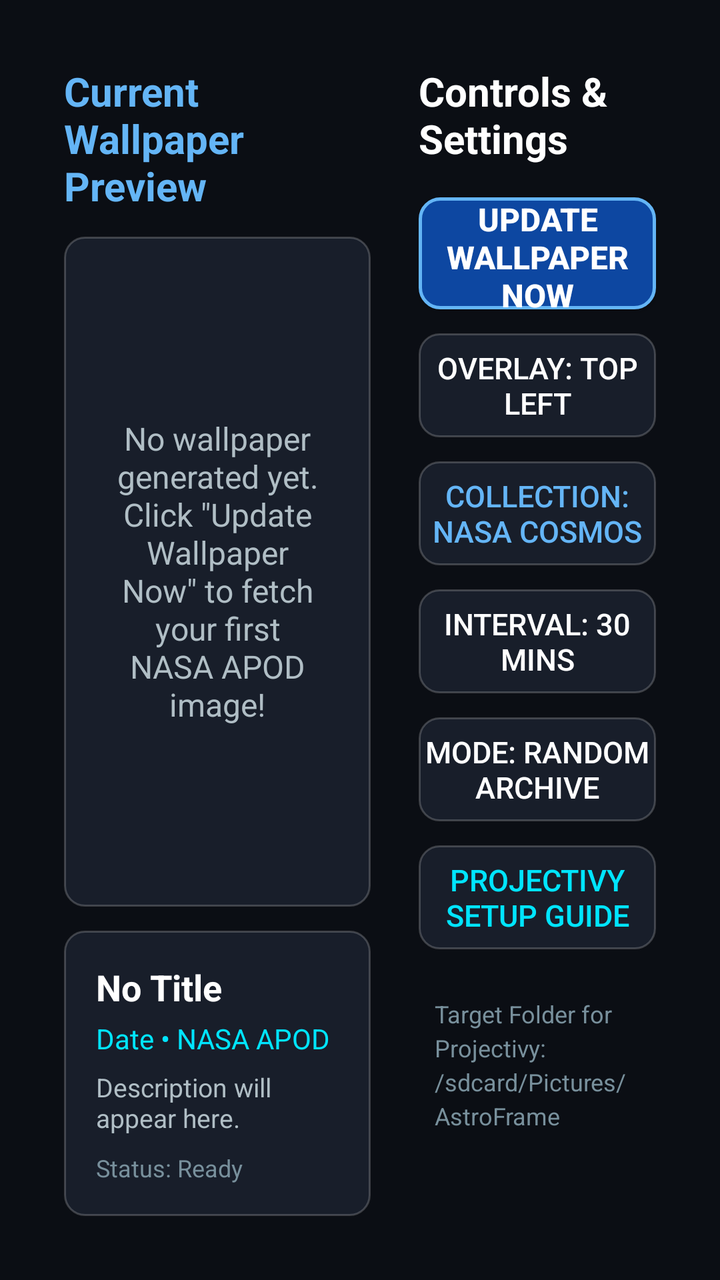
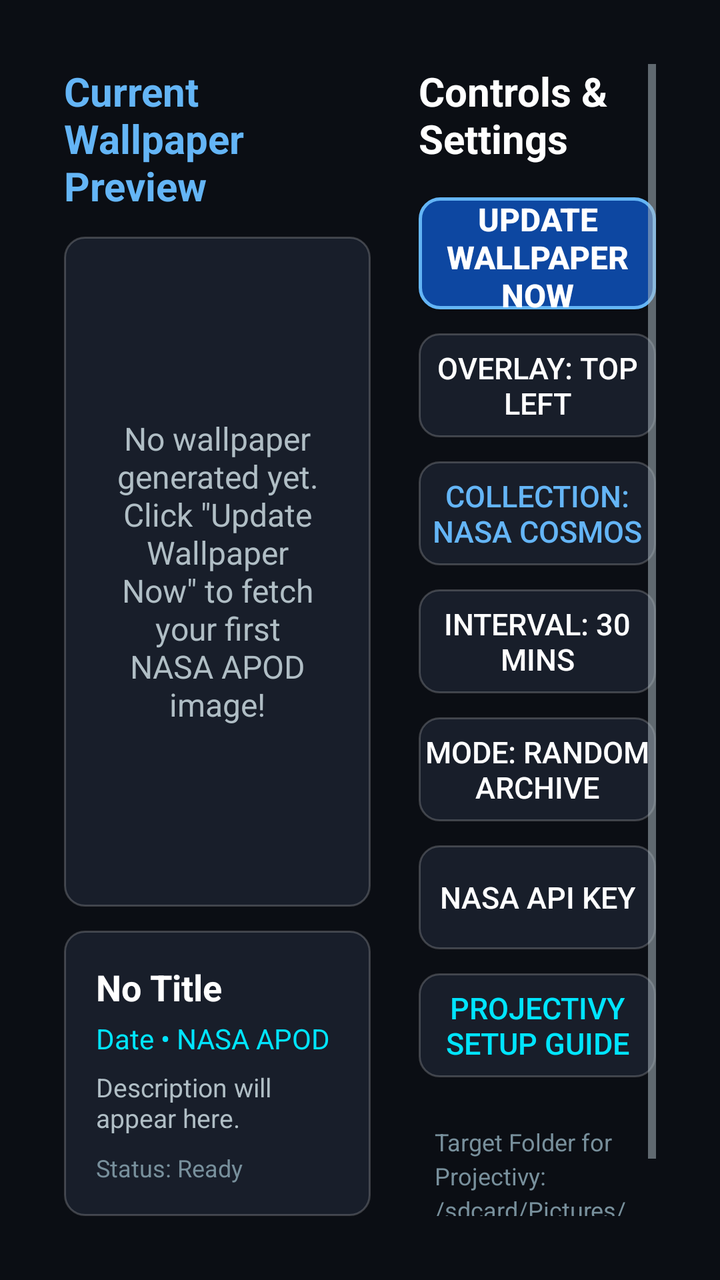

The first picture is an Android layout as it rendered before a commit; the second is the same layout after the commit. The layout source and the unified diff follow.
<!-- AndroidManifest.xml: activity theme Theme.AstroFrame -->
<!-- res/layout/activity_main.xml -->
<?xml version="1.0" encoding="utf-8"?>
<LinearLayout xmlns:android="http://schemas.android.com/apk/res/android"
    android:layout_width="match_parent"
    android:layout_height="match_parent"
    android:orientation="horizontal"
    android:padding="32dp"
    android:background="@color/bg_dark">

    
    <LinearLayout
        android:layout_width="0dp"
        android:layout_height="match_parent"
        android:layout_weight="6"
        android:orientation="vertical"
        android:paddingEnd="24dp">

        <TextView
            android:layout_width="wrap_content"
            android:layout_height="wrap_content"
            android:text="@string/title_preview"
            android:textSize="20sp"
            android:textStyle="bold"
            android:textColor="@color/accent_blue"
            android:layout_marginBottom="12dp" />

        
        <FrameLayout
            android:layout_width="match_parent"
            android:layout_height="0dp"
            android:layout_weight="1"
            android:background="@drawable/tv_button_bg">

            <ImageView
                android:id="@+id/imgPreview"
                android:layout_width="match_parent"
                android:layout_height="match_parent"
                android:scaleType="centerCrop"
                android:contentDescription="@string/title_preview" />

            <TextView
                android:id="@+id/tvEmptyState"
                android:layout_width="match_parent"
                android:layout_height="match_parent"
                android:gravity="center"
                android:padding="24dp"
                android:textColor="@color/text_secondary"
                android:textSize="16sp"
                android:text="@string/no_wallpaper_yet" />

            <ProgressBar
                android:id="@+id/progressBar"
                android:layout_width="48dp"
                android:layout_height="48dp"
                android:layout_gravity="center"
                android:visibility="gone" />
        </FrameLayout>

        
        <LinearLayout
            android:layout_width="match_parent"
            android:layout_height="wrap_content"
            android:orientation="vertical"
            android:background="@drawable/tv_button_bg"
            android:padding="16dp"
            android:layout_marginTop="12dp">

            <TextView
                android:id="@+id/tvCurrentTitle"
                android:layout_width="match_parent"
                android:layout_height="wrap_content"
                android:text="No Title"
                android:textColor="@color/text_primary"
                android:textSize="18sp"
                android:textStyle="bold"
                android:maxLines="1"
                android:ellipsize="end" />

            <TextView
                android:id="@+id/tvCurrentDateCredit"
                android:layout_width="match_parent"
                android:layout_height="wrap_content"
                android:text="Date • NASA APOD"
                android:textColor="@color/accent_cyan"
                android:textSize="14sp"
                android:layout_marginTop="4dp" />

            <TextView
                android:id="@+id/tvCurrentExplanation"
                android:layout_width="match_parent"
                android:layout_height="wrap_content"
                android:text="Description will appear here."
                android:textColor="@color/text_secondary"
                android:textSize="13sp"
                android:maxLines="2"
                android:ellipsize="end"
                android:layout_marginTop="6dp" />

            <TextView
                android:id="@+id/tvStatus"
                android:layout_width="match_parent"
                android:layout_height="wrap_content"
                android:text="Status: Ready"
                android:textColor="@color/text_tertiary"
                android:textSize="12sp"
                android:layout_marginTop="8dp" />
        </LinearLayout>

    </LinearLayout>

    
    <ScrollView
        android:layout_width="0dp"
        android:layout_height="match_parent"
        android:layout_weight="4"
        android:fillViewport="true">

        <LinearLayout
            android:layout_width="match_parent"
            android:layout_height="wrap_content"
            android:orientation="vertical">

            <TextView
                android:layout_width="wrap_content"
                android:layout_height="wrap_content"
                android:text="Controls &amp; Settings"
                android:textSize="20sp"
                android:textStyle="bold"
                android:textColor="@color/text_primary"
                android:layout_marginBottom="16dp" />

            
            <Button
                android:id="@+id/btnRefreshNow"
                android:layout_width="match_parent"
                android:layout_height="56dp"
                android:text="@string/btn_refresh"
                android:background="@drawable/tv_button_primary_bg"
                android:textColor="@color/text_primary"
                android:textSize="16sp"
                android:textStyle="bold"
                android:focusable="true"
                android:clickable="true"
                android:layout_marginBottom="12dp" />

            
            <Button
                android:id="@+id/btnOverlayPos"
                android:layout_width="match_parent"
                android:layout_height="52dp"
                android:text="Overlay: Top Left"
                android:background="@drawable/tv_button_bg"
                android:textColor="@color/text_primary"
                android:textSize="15sp"
                android:focusable="true"
                android:clickable="true"
                android:layout_marginBottom="12dp" />

            
            <Button
                android:id="@+id/btnArtSource"
                android:layout_width="match_parent"
                android:layout_height="52dp"
                android:text="Collection: NASA Cosmos"
                android:background="@drawable/tv_button_bg"
                android:textColor="@color/accent_blue"
                android:textSize="15sp"
                android:focusable="true"
                android:clickable="true"
                android:layout_marginBottom="12dp" />

            
            <Button
                android:id="@+id/btnInterval"
                android:layout_width="match_parent"
                android:layout_height="52dp"
                android:text="Interval: 30 Mins"
                android:background="@drawable/tv_button_bg"
                android:textColor="@color/text_primary"
                android:textSize="15sp"
                android:focusable="true"
                android:clickable="true"
                android:layout_marginBottom="12dp" />

            
            <Button
                android:id="@+id/btnMode"
                android:layout_width="match_parent"
                android:layout_height="52dp"
                android:text="Mode: Random Archive"
                android:background="@drawable/tv_button_bg"
                android:textColor="@color/text_primary"
                android:textSize="15sp"
                android:focusable="true"
                android:clickable="true"
                android:layout_marginBottom="12dp" />

            
            <Button
                android:id="@+id/btnSetupGuide"
                android:layout_width="match_parent"
                android:layout_height="52dp"
                android:text="@string/btn_setup_guide"
                android:background="@drawable/tv_button_bg"
                android:textColor="@color/accent_cyan"
                android:textSize="15sp"
                android:focusable="true"
                android:clickable="true"
                android:layout_marginBottom="16dp" />

            
            <TextView
                android:layout_width="match_parent"
                android:layout_height="wrap_content"
                android:text="Target Folder for Projectivy:\n/sdcard/Pictures/AstroFrame"
                android:textColor="@color/text_tertiary"
                android:textSize="12sp"
                android:lineSpacingExtra="3dp"
                android:padding="8dp" />

        </LinearLayout>
    </ScrollView>

</LinearLayout>
<!-- resources referenced by this layout -->
<resources>
  <color name="accent_blue">#64B5F6</color>
  <color name="accent_cyan">#00E5FF</color>
  <color name="bg_dark">#0B0E14</color>
  <color name="text_primary">#FFFFFF</color>
  <color name="text_secondary">#B0BEC5</color>
  <color name="text_tertiary">#78909C</color>
  <!-- drawable tv_button_bg (drawable) -->
  <?xml version="1.0" encoding="utf-8"?>
  <selector xmlns:android="http://schemas.android.com/apk/res/android">
      <item android:state_focused="true">
          <shape android:shape="rectangle">
              <solid android:color="@color/card_focused" />
              <stroke android:width="2.5dp" android:color="@color/border_focused" />
              <corners android:radius="10dp" />
          </shape>
      </item>
      <item>
          <shape android:shape="rectangle">
              <solid android:color="@color/card_bg" />
              <stroke android:width="1dp" android:color="#33FFFFFF" />
              <corners android:radius="10dp" />
          </shape>
      </item>
  </selector>
  <!-- drawable tv_button_primary_bg (drawable) -->
  <?xml version="1.0" encoding="utf-8"?>
  <selector xmlns:android="http://schemas.android.com/apk/res/android">
      <item android:state_focused="true">
          <shape android:shape="rectangle">
              <solid android:color="#1976D2" />
              <stroke android:width="3dp" android:color="#FFFFFF" />
              <corners android:radius="10dp" />
          </shape>
      </item>
      <item>
          <shape android:shape="rectangle">
              <solid android:color="#0D47A1" />
              <stroke android:width="1.5dp" android:color="@color/accent_blue" />
              <corners android:radius="10dp" />
          </shape>
      </item>
  </selector>
  <string name="btn_refresh">Update Wallpaper Now</string>
  <string name="btn_setup_guide">Projectivy Setup Guide</string>
  <string name="no_wallpaper_yet">No wallpaper generated yet. Click \"Update Wallpaper Now\" to fetch your first NASA APOD image!</string>
  <string name="title_preview">Current Wallpaper Preview</string>
  <style name="Theme.AstroFrame" parent="Theme.AppCompat.NoActionBar">
          <item name="android:windowBackground">@color/bg_dark</item>
          <item name="android:colorPrimary">@color/accent_blue</item>
          <item name="android:colorAccent">@color/accent_cyan</item>
          <item name="android:textColorPrimary">@color/text_primary</item>
          <item name="android:textColorSecondary">@color/text_secondary</item>
      </style>
  <color name="card_focused">#2A354A</color>
  <color name="border_focused">#64B5F6</color>
  <color name="card_bg">#181E2A</color>
</resources>

<!-- the commit's change to res/layout/activity_main.xml (unified diff, before → after) -->
@@ -196,6 +196,19 @@
 
             
             <Button
+                android:id="@+id/btnApiKey"
+                android:layout_width="match_parent"
+                android:layout_height="52dp"
+                android:text="NASA API Key"
+                android:background="@drawable/tv_button_bg"
+                android:textColor="@color/text_primary"
+                android:textSize="15sp"
+                android:focusable="true"
+                android:clickable="true"
+                android:layout_marginBottom="12dp" />
+
+            
+            <Button
                 android:id="@+id/btnSetupGuide"
                 android:layout_width="match_parent"
                 android:layout_height="52dp"
